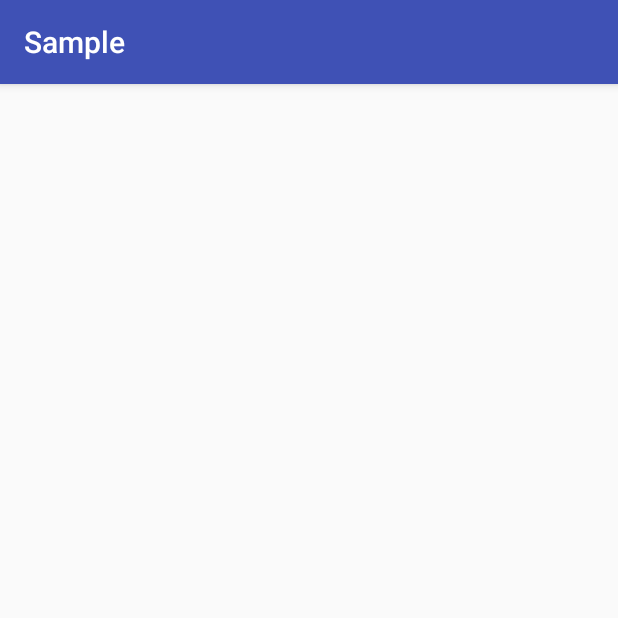
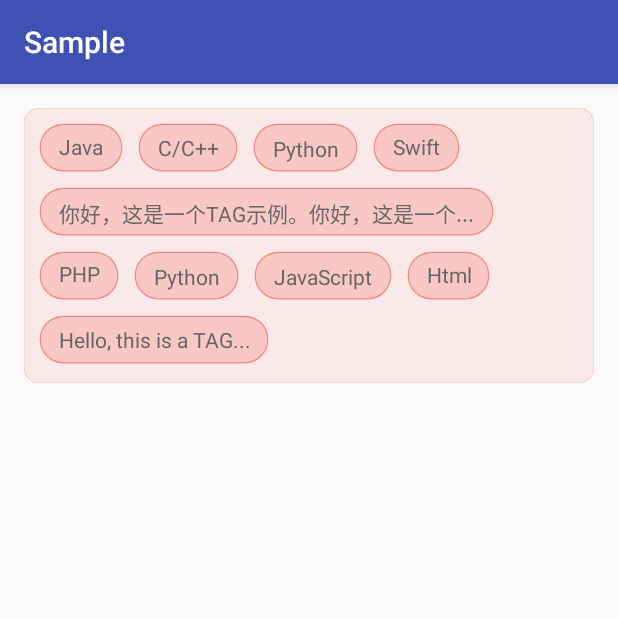
Before and after one commit to whilu/AndroidTagView, an Android app: the screen it shows after launch (MainActivity), on a phone screen of 412 x 824 dp, the top half of it. Run offline under Robolectric (Android 15) with nearby library versions, the phone set to English and light mode, and no system bars.

Commit message:
Finished static view

```diff
--- a/androidtagview/src/main/java/co/lujun/androidtagview/ContainerLayout.java
+++ b/androidtagview/src/main/java/co/lujun/androidtagview/ContainerLayout.java
@@ -5,8 +5,8 @@ import android.content.res.TypedArray;
 import android.graphics.Canvas;
 import android.graphics.Color;
 import android.graphics.Paint;
+import android.graphics.RectF;
 import android.util.AttributeSet;
-import android.util.Log;
 import android.view.View;
 import android.view.ViewGroup;
 
@@ -24,32 +24,42 @@ public class ContainerLayout extends ViewGroup {
     /** Horizontal interval, default 5(dp)*/
     private float mHorizontalInterval;
 
-    private float mBorderWidth = 1;// default 1dp
+    /** ContainerLayout border width(default 0.5dp)*/
+    private float mBorderWidth = 0.5f;
 
-    private float mBorderRadius = 10.0f;// default 10dp
+    /** ContainerLayout border radius(default 10.0dp)*/
+    private float mBorderRadius = 10.0f;
 
     /** Tag view average height*/
     private int mChildHeight;
 
-    private int mBorderColor = Color.parseColor("#00ff00");
+    /** ContainerLayout border color(default #22FF0000)*/
+    private int mBorderColor = Color.parseColor("#22FF0000");
 
-    private int mBackgroundColor = Color.parseColor("#ff0000");
+    /** ContainerLayout background color(default #11FF0000)*/
+    private int mBackgroundColor = Color.parseColor("#11FF0000");
 
     /** Tags*/
     private List<String> mTags;
 
+    /** AttributeSet for child view*/
     private AttributeSet mAttrs;
 
     private Paint mPaint;
 
+    private RectF mRectF;
+
+    /** OnTagClickListener for child view*/
+    private TagView.OnTagClickListener mOnTagClickListener;
+
     /** Default interval(dp)*/
     private static final float DEFAULT_INTERVAL = 5;
 
-    public ContainerLayout(Context context){
+    public ContainerLayout(Context context) {
         this(context, null);
     }
 
-    public ContainerLayout(Context context, AttributeSet attrs){
+    public ContainerLayout(Context context, AttributeSet attrs) {
         this(context, attrs, 0);
     }
 
@@ -60,18 +70,26 @@ public class ContainerLayout extends ViewGroup {
 
     private void init(Context context, AttributeSet attrs, int defStyleAttr){
         mAttrs = attrs;
-        TypedArray attributes = context.obtainStyledAttributes(attrs, R.styleable.AndroidTagView, defStyleAttr, 0);
-        mVerticalInterval = attributes.getDimension(R.styleable.AndroidTagView_vertical_interval, Utils.dp2px(context, DEFAULT_INTERVAL));
-        mHorizontalInterval = attributes.getDimension(R.styleable.AndroidTagView_horizontal_interval, Utils.dp2px(context, DEFAULT_INTERVAL));
-
-        mBorderWidth = attributes.getDimension(R.styleable.AndroidTagView_container_border_width, Utils.dp2px(context, mBorderWidth));
-        mBorderRadius = attributes.getDimension(R.styleable.AndroidTagView_container_corner_radius, Utils.dp2px(context, mBorderRadius));
-        mBorderColor = attributes.getColor(R.styleable.AndroidTagView_container_border_color, mBorderColor);
-        mBackgroundColor = attributes.getColor(R.styleable.AndroidTagView_container_background_color, mBackgroundColor);
+        TypedArray attributes = context.obtainStyledAttributes(attrs, R.styleable.AndroidTagView,
+                defStyleAttr, 0);
+        mVerticalInterval = attributes.getDimension(R.styleable.AndroidTagView_vertical_interval,
+                Utils.dp2px(context, DEFAULT_INTERVAL));
+        mHorizontalInterval = attributes.getDimension(R.styleable.AndroidTagView_horizontal_interval,
+                Utils.dp2px(context, DEFAULT_INTERVAL));
+        mBorderWidth = attributes.getDimension(R.styleable.AndroidTagView_container_border_width,
+                Utils.dp2px(context, mBorderWidth));
+        mBorderRadius = attributes.getDimension(R.styleable.AndroidTagView_container_corner_radius,
+                Utils.dp2px(context, mBorderRadius));
+        mBorderColor = attributes.getColor(R.styleable.AndroidTagView_container_border_color,
+                mBorderColor);
+        mBackgroundColor = attributes.getColor(R.styleable.AndroidTagView_container_background_color,
+                mBackgroundColor);
 
         attributes.recycle();
 
         mPaint = new Paint(Paint.ANTI_ALIAS_FLAG);
+        mRectF = new RectF();
+        setWillNotDraw(false);
     }
 
     @Override
@@ -79,8 +97,6 @@ public class ContainerLayout extends ViewGroup {
         super.onMeasure(widthMeasureSpec, heightMeasureSpec);
 
         measureChildren(widthMeasureSpec, heightMeasureSpec);
-        Log.d("debugss", getChildAt(0).getHeight() + ","
-                + getChildAt(0).getPaddingBottom() + ", " + getChildAt(0).getPaddingRight());
         final int childCount = getChildCount();
         int lines = childCount == 0 ? 0 : getChildLines(childCount);
         int widthSpecSize = MeasureSpec.getSize(widthMeasureSpec);
@@ -121,10 +137,17 @@ public class ContainerLayout extends ViewGroup {
     @Override
     protected void onDraw(Canvas canvas) {
         super.onDraw(canvas);
-        Log.d("debugss", "in");
-        canvas.drawColor(mBackgroundColor);
-//        mPaint.setColor(mBorderColor);
-//        mPaint.setStyle(Paint.Style.STROKE);
+        mRectF.set(canvas.getClipBounds().left, canvas.getClipBounds().top,
+                canvas.getClipBounds().right, canvas.getClipBounds().bottom);
+
+        mPaint.setStyle(Paint.Style.FILL);
+        mPaint.setColor(mBackgroundColor);
+        canvas.drawRoundRect(mRectF, mBorderRadius, mBorderRadius, mPaint);
+
+        mPaint.setStyle(Paint.Style.STROKE);
+        mPaint.setStrokeWidth(mBorderWidth);
+        mPaint.setColor(mBorderColor);
+        canvas.drawRoundRect(mRectF, mBorderRadius, mBorderRadius, mPaint);
     }
 
     private int getChildLines(int childCount){
@@ -148,8 +171,9 @@ public class ContainerLayout extends ViewGroup {
             return;
         }
         for (String text : mTags) {
-            TagView tagView = new TagView(getContext(), mAttrs, 0);
-//            tagView.setText(text);
+            TagView tagView = new TagView(getContext(), mAttrs, 0, text);
+            tagView.setTag(mTags.indexOf(text));
+            tagView.setOnTagClickListener(mOnTagClickListener);
             addView(tagView);
         }
         postInvalidate();
@@ -175,4 +199,8 @@ public class ContainerLayout extends ViewGroup {
         mTags = tags;
         onSetTag();
     }
+
+    public void setOnTagClickListener(TagView.OnTagClickListener listener){
+        mOnTagClickListener = listener;
+    }
 }
--- a/androidtagview/src/main/java/co/lujun/androidtagview/TagView.java
+++ b/androidtagview/src/main/java/co/lujun/androidtagview/TagView.java
@@ -5,101 +5,167 @@ import android.content.res.TypedArray;
 import android.graphics.Canvas;
 import android.graphics.Color;
 import android.graphics.Paint;
+import android.graphics.Rect;
 import android.graphics.RectF;
 import android.text.TextUtils;
 import android.util.AttributeSet;
-import android.view.Gravity;
-import android.widget.TextView;
+import android.view.MotionEvent;
+import android.view.View;
 
 /**
  * Author: lujun
  * Date: 2015/12/31 11:47
  */
-public class TagView extends TextView {
+public class TagView extends View {
 
-    private float mBorderWidth = 0.5f;// default 0.5dp
+    /** Border width(default 0.5dp)*/
+    private float mBorderWidth = 0.5f;
 
-    private float mBorderRadius = 15.0f;// default 15dp
+    /** Border radius(default 15.0dp)*/
+    private float mBorderRadius = 15.0f;
 
-    private float mTextSize = 10;// default 10sp
+    /** Text size(default 14sp)*/
+    private float mAbstractTextSize = 14;
 
-    private int mHorizontalPadding = 20;// default 20px
+    /** Horizontal padding for this view, include left & right padding(left & right padding are equal, default 20px)*/
+    private int mHorizontalPadding = 20;
 
-    private int mVerticalPadding = 20;// default 10px
+    /** Vertical padding for this view, include top & bottom padding(top & bottom padding are equal, default 17px)*/
+    private int mVerticalPadding = 17;
 
-    private int mBorderColor = Color.parseColor("#AAD32F2F");// default
+    /** TagView border color(default #88F44336)*/
+    private int mBorderColor = Color.parseColor("#88F44336");
 
-    private int mBackgroundColor = Color.parseColor("#33F44336");// default
+    /** TagView background color(default #33F44336)*/
+    private int mBackgroundColor = Color.parseColor("#33F44336");
 
-    private int mTextColor = Color.parseColor("#FF666666");// default
+    /** TagView text color(default #FF666666)*/
+    private int mAbstractTextColor = Color.parseColor("#FF666666");
 
-    private boolean isViewClickable;// default false
+    /** Whether this view clickable(default unclickable)*/
+    private boolean isViewClickable;
 
     private Paint mPaint;
 
-    private RectF mRect, mRectFFill;
+    private RectF mRectF;
 
-    public TagView(Context context, AttributeSet attrs, int defStyleAttr){
+    private Rect mAbstractTextBound;
+
+    private String mAbstractText = "", mOriginText = "";
+
+    /** The max length for this tag view*/
+    private int mTagMaxLength = 23;
+
+    /** OnTagClickListener for click action*/
+    private OnTagClickListener mOnTagClickListener;
+
+    public TagView(Context context, AttributeSet attrs, int defStyleAttr, String text){
         super(context, attrs, defStyleAttr);
-        init(context, attrs, defStyleAttr);
+        init(context, attrs, defStyleAttr, text);
     }
 
-    private void init(Context context, AttributeSet attrs, int defStyleAttr){
-        TypedArray attributes = context.obtainStyledAttributes(attrs, R.styleable.AndroidTagView, defStyleAttr, 0);
-        mBorderWidth = attributes.getDimension(R.styleable.AndroidTagView_tag_border_width, Utils.dp2px(context, mBorderWidth));
-        mBorderRadius = attributes.getDimension(R.styleable.AndroidTagView_tag_corner_radius, Utils.dp2px(context, mBorderRadius));
-        mHorizontalPadding = (int) attributes.getDimension(R.styleable.AndroidTagView_tag_horizontal_padding, mHorizontalPadding);
-        mVerticalPadding = (int) attributes.getDimension(R.styleable.AndroidTagView_tag_vertical_padding, mVerticalPadding);
-        mTextSize = attributes.getDimension(R.styleable.AndroidTagView_tag_text_size, Utils.sp2px(context, mTextSize));
-        mBorderColor = attributes.getColor(R.styleable.AndroidTagView_tag_border_color, mBorderColor);
-        mBackgroundColor = attributes.getColor(R.styleable.AndroidTagView_tag_background_color, mBackgroundColor);
-        mTextColor = attributes.getColor(R.styleable.AndroidTagView_tag_text_color, mTextColor);
-        isViewClickable = attributes.getBoolean(R.styleable.AndroidTagView_tag_clickable, false);
+    private void init(Context context, AttributeSet attrs, int defStyleAttr, String text){
+        TypedArray attributes = context.obtainStyledAttributes(attrs, R.styleable.AndroidTagView,
+                defStyleAttr, 0);
+        mBorderWidth = attributes.getDimension(R.styleable.AndroidTagView_tag_border_width,
+                Utils.dp2px(context, mBorderWidth));
+        mBorderRadius = attributes.getDimension(
+                R.styleable.AndroidTagView_tag_corner_radius, Utils.dp2px(context, mBorderRadius));
+        mHorizontalPadding = (int) attributes.getDimension(
+                R.styleable.AndroidTagView_tag_horizontal_padding, mHorizontalPadding);
+        mVerticalPadding = (int) attributes.getDimension(
+                R.styleable.AndroidTagView_tag_vertical_padding, mVerticalPadding);
+        mAbstractTextSize = attributes.getDimension(R.styleable.AndroidTagView_tag_text_size,
+                Utils.sp2px(context, mAbstractTextSize));
+        mBorderColor = attributes.getColor(R.styleable.AndroidTagView_tag_border_color,
+                mBorderColor);
+        mBackgroundColor = attributes.getColor(R.styleable.AndroidTagView_tag_background_color,
+                mBackgroundColor);
+        mAbstractTextColor = attributes.getColor(R.styleable.AndroidTagView_tag_text_color, mAbstractTextColor);
+        isViewClickable = attributes.getBoolean(R.styleable.AndroidTagView_tag_clickable, true);
+        mTagMaxLength = attributes.getInt(R.styleable.AndroidTagView_tag_max_length, mTagMaxLength);
         attributes.recycle();
 
+        onDealText(text);
         mPaint = new Paint(Paint.ANTI_ALIAS_FLAG);
-        mRect = new RectF();
-        mRectFFill = new RectF();
+        mPaint.setTextSize(mAbstractTextSize);
+        mRectF = new RectF();
+        mAbstractTextBound = new Rect();
 
-        // Set padding
-        setPadding(mHorizontalPadding, mVerticalPadding, mHorizontalPadding, mVerticalPadding);
-        // default single line
-        setSingleLine();
-        // default gravity(center)
-        setGravity(Gravity.CENTER);
-        // Set text size
-//        setTextSize(mTextSize);
-        // Set text color
-        setTextColor(mTextColor);
+        // get text bound
+        mPaint.getTextBounds(mAbstractText, 0, mAbstractText.length(), mAbstractTextBound);
+        mPaint.measureText(mAbstractText);
+    }
+
+    private void onDealText(String text){
+        if(!TextUtils.isEmpty(text)) {
+            mOriginText = text;
+            mAbstractText = text.length() <= mTagMaxLength ? text : text.substring(0, mTagMaxLength - 3) + "...";
+        }
     }
 
     @Override
     protected void onMeasure(int widthMeasureSpec, int heightMeasureSpec) {
         super.onMeasure(widthMeasureSpec, heightMeasureSpec);
-        if (TextUtils.isEmpty(getText()) || getText().toString().length() == 0){
-            setMeasuredDimension(MeasureSpec.getSize(widthMeasureSpec), 0);
-            return;
-        }
-        setMeasuredDimension(MeasureSpec.getSize(widthMeasureSpec), MeasureSpec.getSize(heightMeasureSpec));
+        setMeasuredDimension(mHorizontalPadding * 2 + mAbstractTextBound.width(),
+                mVerticalPadding * 2 + mAbstractTextBound.height());
     }
 
     @Override
     protected void onDraw(Canvas canvas) {
         super.onDraw(canvas);
-        mRect.set(canvas.getClipBounds().left + mBorderWidth,
+        mRectF.set(canvas.getClipBounds().left + mBorderWidth,
                 canvas.getClipBounds().top + mBorderWidth,
                 canvas.getClipBounds().right - mBorderWidth,
                 canvas.getClipBounds().bottom - mBorderWidth);
 
         mPaint.setStyle(Paint.Style.FILL);
         mPaint.setColor(mBackgroundColor);
-        mRectFFill.set(mRect.left + mBorderWidth, mRect.top + mBorderWidth,
-                mRect.right - mBorderWidth, mRect.bottom - mBorderWidth);
-        canvas.drawRoundRect(mRect, mBorderRadius, mBorderRadius, mPaint);
+        canvas.drawRoundRect(mRectF, mBorderRadius, mBorderRadius, mPaint);
 
         mPaint.setStyle(Paint.Style.STROKE);
         mPaint.setStrokeWidth(mBorderWidth);
         mPaint.setColor(mBorderColor);
-        canvas.drawRoundRect(mRect, mBorderRadius, mBorderRadius, mPaint);
+        canvas.drawRoundRect(mRectF, mBorderRadius, mBorderRadius, mPaint);
+
+        mPaint.setStyle(Paint.Style.FILL);
+        mPaint.setColor(mAbstractTextColor);
+        canvas.drawText(mAbstractText, getWidth() / 2 - mAbstractTextBound.width() / 2,
+                getHeight() / 2 + mAbstractTextBound.height() / 2, mPaint);
+    }
+
+    @Override
+    public boolean onTouchEvent(MotionEvent event) {
+        if (isViewClickable && event.getAction() == MotionEvent.ACTION_DOWN
+                && mOnTagClickListener != null){
+            mOnTagClickListener.onTagClick((int)getTag(), getText());
+            return true;
+        }
+        return super.onTouchEvent(event);
+    }
+
+    public void setText(String text){
+        onDealText(text);
+        postInvalidate();
+    }
+
+    public String getText(){
+        return mOriginText;
+    }
+
+    public void setTagMaxLength(int maxLength){
+        mTagMaxLength = maxLength;
+    }
+
+    public int getTagMaxLength(){
+        return mTagMaxLength;
+    }
+
+    public void setOnTagClickListener(OnTagClickListener listener){
+        mOnTagClickListener = listener;
+    }
+
+    public interface OnTagClickListener{
+        void onTagClick(int position, String text);
     }
 }
--- a/androidtagview/src/main/res/values/attrs.xml
+++ b/androidtagview/src/main/res/values/attrs.xml
@@ -17,6 +17,7 @@
         <attr name="tag_text_color" format="color" />
         <attr name="tag_border_color" format="color" />
         <attr name="tag_background_color" format="color" />
+        <attr name="tag_max_length" format="integer" />
 
         <attr name="tag_clickable" format="boolean" />
     </declare-styleable>
--- a/sample/src/main/java/co/lujun/sample/MainActivity.java
+++ b/sample/src/main/java/co/lujun/sample/MainActivity.java
@@ -1,18 +1,15 @@
 package co.lujun.sample;
 
 import android.os.Bundle;
-import android.support.design.widget.FloatingActionButton;
-import android.support.design.widget.Snackbar;
 import android.support.v7.app.AppCompatActivity;
 import android.support.v7.widget.Toolbar;
-import android.view.View;
-import android.view.Menu;
-import android.view.MenuItem;
+import android.widget.Toast;
 
 import java.util.ArrayList;
 import java.util.List;
 
 import co.lujun.androidtagview.ContainerLayout;
+import co.lujun.androidtagview.TagView;
 
 public class MainActivity extends AppCompatActivity {
 
@@ -26,16 +23,25 @@ public class MainActivity extends AppCompatActivity {
         setSupportActionBar(toolbar);
 
         mContainerLayout = (ContainerLayout) findViewById(R.id.containerLayout);
+        mContainerLayout.setOnTagClickListener(new TagView.OnTagClickListener() {
+            @Override
+            public void onTagClick(int position, String text) {
+                Toast.makeText(MainActivity.this, "position:" + position + ", text:" + text,
+                        Toast.LENGTH_SHORT).show();
+            }
+        });
         List<String> list = new ArrayList<String>();
-        for (int i = 0; i < 10; i++) {
-            if (i % 2 == 0) {
-                list.add("hello, " + i);
-            }else if (i % 3 == 0){
-                list.add("test, " + i);
-            }else {
-                list.add("wojuede" + i);
-            }
-        }
+        list.add("Java");
+        list.add("C/C++");
+        list.add("Python");
+        list.add("Swift");
+        list.add("你好，这是一个TAG示例。你好，这是一个TAG示例。你好，这是一个TAG示例。你好，这是一个TAG示例。");
+        list.add("PHP");
+        list.add("Python");
+        list.add("JavaScript");
+        list.add("Html");
+        list.add("Hello, this is a TAG example.");
+        list.add("Welcome to use AndroidTagView!");
         mContainerLayout.setTags(list);
     }
 }
```
